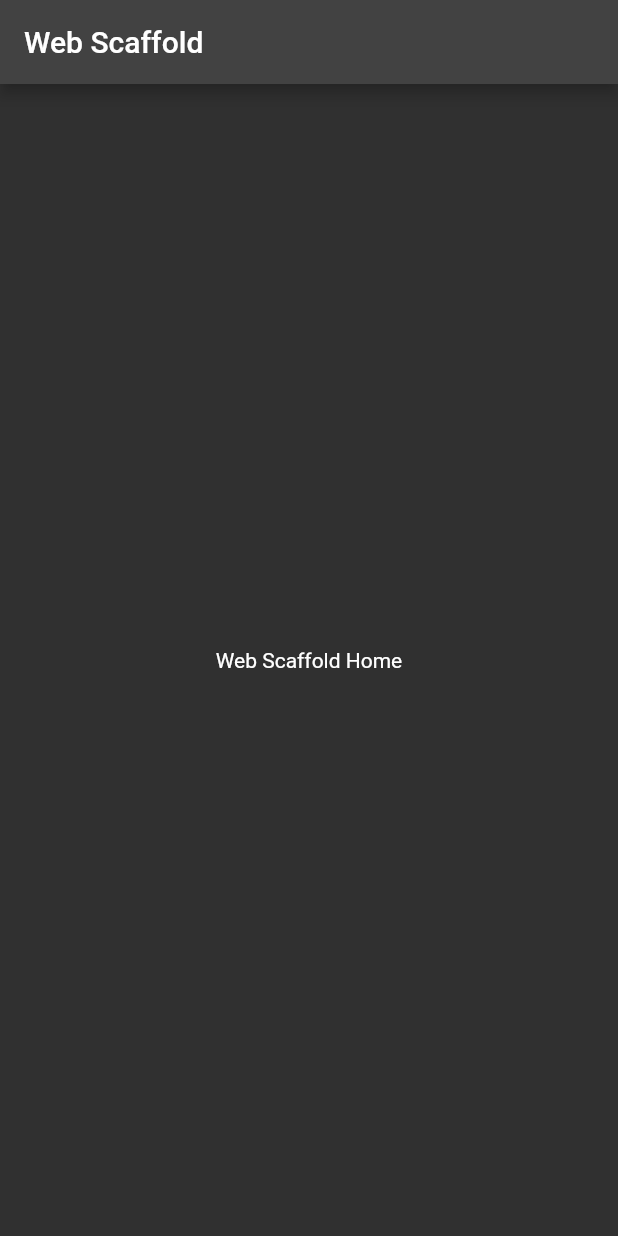
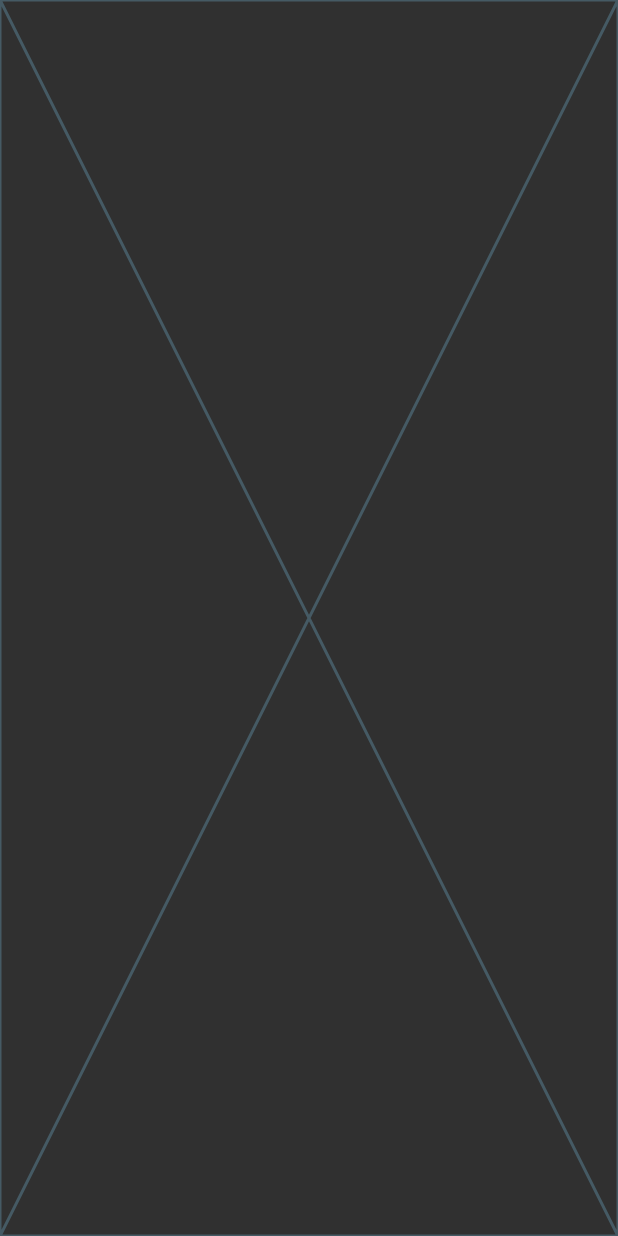
Before and after one commit to extrawest/flutter_web_responsive_showcase, a Flutter app: the screen it shows after launch, on a phone screen of 412 x 824 dp. Run offline on Flutter 3.47's test engine with Material 2 defaults, Android fonts, the light colour scheme and no system bars; our stand-ins replace responsive_builder.

Commit message:
responsive wrapper implementation

```diff
--- /dev/null
+++ b/lib/app.dart
@@ -0,0 +1,22 @@
+import 'package:flutter/material.dart';
+import 'package:flutter_web_training/responsive_wrapper.dart';
+
+class WebApp extends StatelessWidget {
+  const WebApp({Key? key}) : super(key: key);
+
+  @override
+  Widget build(BuildContext context) {
+    return MaterialApp(
+      debugShowCheckedModeBanner: false,
+      title: 'Flutter Web Training',
+      theme: ThemeData.dark(),
+      themeMode: ThemeMode.dark,
+      home: const Scaffold(
+        body: ResponsiveWrapper(
+          desktop: Placeholder(),
+          mobile: Placeholder(),
+        ),
+      ),
+    );
+  }
+}
--- a/lib/main.dart
+++ b/lib/main.dart
@@ -1,35 +1,6 @@
-import 'package:flutter/material.dart';
+import 'package:flutter/cupertino.dart';
+import 'package:flutter_web_training/app.dart';
 
 void main() {
-  runApp(const WebScaffold());
+  runApp(const WebApp());
 }
-
-class WebScaffold extends StatelessWidget {
-  const WebScaffold({Key? key}) : super(key: key);
-
-  @override
-  Widget build(BuildContext context) {
-    return MaterialApp(
-      title: 'Web Scaffold',
-      themeMode: ThemeMode.dark,
-      darkTheme: ThemeData.dark(),
-      home: const WebScaffoldHome(),
-    );
-  }
-}
-
-class WebScaffoldHome extends StatelessWidget {
-  const WebScaffoldHome({Key? key}) : super(key: key);
-
-  @override
-  Widget build(BuildContext context) {
-    return Scaffold(
-      appBar: AppBar(
-        title: const Text('Web Scaffold'),
-      ),
-      body: const Center(
-        child: Text('Web Scaffold Home'),
-      ),
-    );
-  }
-}
--- /dev/null
+++ b/lib/responsive_wrapper.dart
@@ -0,0 +1,22 @@
+import 'package:flutter/cupertino.dart';
+import 'package:responsive_builder/responsive_builder.dart';
+
+class ResponsiveWrapper extends StatelessWidget {
+  final Widget desktop;
+  final Widget mobile;
+
+  const ResponsiveWrapper({
+    required this.desktop,
+    required this.mobile,
+    Key? key,
+  }) : super(key: key);
+
+  @override
+  Widget build(BuildContext context) {
+    return ResponsiveBuilder(
+      builder: (context, sizingInformation) {
+        return sizingInformation.isDesktop ? desktop : mobile;
+      },
+    );
+  }
+}
--- a/pubspec.yaml
+++ b/pubspec.yaml
@@ -35,6 +35,7 @@ dependencies:
   # The following adds the Cupertino Icons font to your application.
   # Use with the CupertinoIcons class for iOS style icons.
   cupertino_icons: ^1.0.2
+  responsive_builder: ^0.5.0+1
 
 dev_dependencies:
   flutter_test:
```
Also changed, not shown: pubspec.lock.
